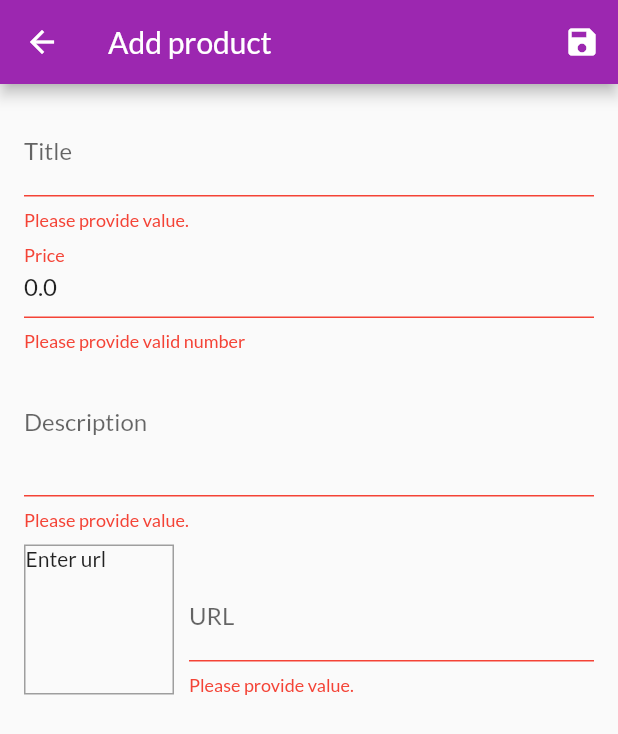
After one commit to Laurenxo/shop-app, a Flutter app: the EditProductScreen screen opened by its route, after a tap on the "save" icon, on a phone screen of 412 x 824 dp. The commit adds this screen. Shown: the top 734 px of the screen. Run offline on Flutter 3.47's test engine with Material 2 defaults, Android fonts, the phone set to English and light mode, and no system bars; network calls fail.

Commit message:
Update Product

```diff
--- a/lib/main.dart
+++ b/lib/main.dart
@@ -2,7 +2,9 @@ import 'package:flutter/material.dart';
 import 'package:provider/provider.dart';
 import 'package:shop_app/providers/order.dart';
 import 'package:shop_app/screens/cart_screen.dart';
+import 'package:shop_app/screens/edit_product_screen.dart';
 import 'package:shop_app/screens/order_screen.dart';
+import 'package:shop_app/screens/user_product_screen.dart';
 
 import 'screens/product_overview_screen.dart';
 import './screens/product_detail_screen.dart';
@@ -36,6 +38,7 @@ class MyApp extends StatelessWidget {
         theme: ThemeData(
           primarySwatch: Colors.purple,
           accentColor: Colors.deepOrange,
+          errorColor: Colors.red,
           fontFamily: 'Lato',
         ),
         home: const ProductOverviewScreen(),
@@ -43,6 +46,8 @@ class MyApp extends StatelessWidget {
           ProductDetailScreen.routeName: (ctx) => const ProductDetailScreen(),
           CartScreen.routeName: (ctx) => const CartScreen(),
           OrderScreen.routeName: (ctx) => const OrderScreen(),
+          UserProductScreen.routeName: (ctx) =>  const UserProductScreen(),
+          EditProductScreen.routeName: (ctx) => const EditProductScreen(),
         },
       ),
     );
--- a/lib/providers/products.dart
+++ b/lib/providers/products.dart
@@ -41,7 +41,7 @@ class Products with ChangeNotifier {
     return [..._items];
   }
 
-    List<Product> get favoriteItems {
+  List<Product> get favoriteItems {
     return _items.where((element) => element.isFavorite).toList();
   }
 
@@ -49,8 +49,22 @@ class Products with ChangeNotifier {
     return _items.firstWhere((element) => element.id == id);
   }
 
-  void addProduct() {
-    // _items.add(value);
+  void addProduct(Product product) {
+    _items.add(
+      Product(
+        id: DateTime.now().toString(),
+        title: product.title,
+        description: product.description,
+        price: product.price,
+        imageUrl: product.imageUrl,
+      ),
+    );
+    notifyListeners();
+  }
+
+  void updateProduct(Product product) {
+    var index = _items.indexWhere((item) => item.id == product.id);
+    _items[index] = product;
     notifyListeners();
   }
 }
--- /dev/null
+++ b/lib/screens/edit_product_screen.dart
@@ -0,0 +1,253 @@
+import 'package:flutter/material.dart';
+import 'package:provider/provider.dart';
+import 'package:shop_app/providers/product.dart';
+import 'package:shop_app/providers/products.dart';
+
+class EditProductScreen extends StatefulWidget {
+  static String routeName = '/edit-product';
+
+  const EditProductScreen({Key? key}) : super(key: key);
+
+  @override
+  State<EditProductScreen> createState() => _EditProductScreenState();
+}
+
+class _EditProductScreenState extends State<EditProductScreen> {
+  final _priceFocusNode = FocusNode();
+  final _descriptionFocusNode = FocusNode();
+  final _imageURLController = TextEditingController();
+  final _formKey = GlobalKey<FormState>();
+  var _editedProduct = Product(
+    id: '',
+    title: '',
+    description: '',
+    price: 0,
+    imageUrl: '',
+  );
+
+  var _initProduct = Product(
+    id: '',
+    title: '',
+    description: '',
+    price: 0,
+    imageUrl: '',
+    isFavorite: false,
+  );
+
+  bool _isInit = true;
+
+  @override
+  void dispose() {
+    _priceFocusNode.dispose();
+    _descriptionFocusNode.dispose();
+    _imageURLController.dispose();
+    super.dispose();
+  }
+
+  @override
+  void didChangeDependencies() {
+    if (_isInit && ModalRoute.of(context)!.settings.arguments != null) {
+      String productId = ModalRoute.of(context)!.settings.arguments as String;
+      final Products products = Provider.of<Products>(context);
+      if (productId != '') {
+        Product product = products.findProductById(productId);
+        _initProduct = Product(
+          id: product.id,
+          title: product.title,
+          description: product.description,
+          price: product.price,
+          imageUrl: product.imageUrl,
+          isFavorite: product.isFavorite,
+        );
+
+        _editedProduct = product;
+
+        _imageURLController.text = product.imageUrl;
+      }
+
+      _isInit = false;
+    }
+    super.didChangeDependencies();
+  }
+
+  void _formSave() {
+    bool isValid = _formKey.currentState!.validate();
+
+    if (!isValid) {
+      return;
+    }
+
+    _formKey.currentState!.save();
+    final products = Provider.of<Products>(
+      context,
+      listen: false,
+    );
+    if (_editedProduct.id == '') {
+      products.addProduct(_editedProduct);
+    } else {
+      products.updateProduct(_editedProduct);
+    }
+    Navigator.of(context).pop();
+  }
+
+  @override
+  Widget build(BuildContext context) {
+    return Scaffold(
+      appBar: AppBar(
+        title: Text(_editedProduct.id != '' ? 'Edit product' : 'Add product'),
+        actions: [
+          IconButton(
+            onPressed: _formSave,
+            icon: const Icon(Icons.save),
+          ),
+        ],
+      ),
+      body: Padding(
+        padding: const EdgeInsets.all(16.0),
+        child: Form(
+          key: _formKey,
+          // onChanged: _formSave,
+          child: ListView(
+            children: [
+              TextFormField(
+                initialValue: _initProduct.title,
+                decoration: const InputDecoration(labelText: 'Title'),
+                textInputAction: TextInputAction.newline,
+                onFieldSubmitted: (_) {
+                  FocusScope.of(context).requestFocus(_priceFocusNode);
+                },
+                validator: (value) {
+                  if (value!.isEmpty) {
+                    return 'Please provide value.';
+                  }
+                },
+                onSaved: (String? value) {
+                  _editedProduct = Product(
+                    title: value.toString(),
+                    description: _editedProduct.description,
+                    price: _editedProduct.price,
+                    imageUrl: _editedProduct.description,
+                    id: _editedProduct.id,
+                    isFavorite: _editedProduct.isFavorite,
+                  );
+                },
+              ),
+              TextFormField(
+                initialValue: _initProduct.price.toString(),
+                decoration: const InputDecoration(labelText: 'Price'),
+                textInputAction: TextInputAction.newline,
+                keyboardType: TextInputType.number,
+                focusNode: _priceFocusNode,
+                onFieldSubmitted: (_) {
+                  FocusScope.of(context).requestFocus(_descriptionFocusNode);
+                },
+                validator: (value) {
+                  if (value!.isEmpty) {
+                    return 'Please provide value.';
+                  }
+
+                  if (double.tryParse(value) == null) {
+                    return 'Please provide valid number';
+                  }
+
+                  if (double.parse(value) <= 0) {
+                    return 'Please provide valid number';
+                  }
+                },
+                onSaved: (String? value) {
+                  _editedProduct = Product(
+                    title: _editedProduct.title,
+                    description: _editedProduct.description,
+                    price: double.parse(value!),
+                    imageUrl: _editedProduct.description,
+                    id: _editedProduct.id,
+                    isFavorite: _editedProduct.isFavorite,
+                  );
+                },
+              ),
+              TextFormField(
+                initialValue: _initProduct.description,
+                decoration: const InputDecoration(labelText: 'Description'),
+                keyboardType: TextInputType.multiline,
+                maxLines: 3,
+                focusNode: _descriptionFocusNode,
+                validator: (value) {
+                  if (value!.isEmpty) {
+                    return 'Please provide value.';
+                  }
+
+                  if (value.length < 10) {
+                    return 'Please provide at least 10 characters';
+                  }
+                },
+                onSaved: (String? value) {
+                  _editedProduct = Product(
+                    title: _editedProduct.title,
+                    description: value.toString(),
+                    price: _editedProduct.price,
+                    imageUrl: _editedProduct.imageUrl,
+                    id: _editedProduct.id,
+                    isFavorite: _editedProduct.isFavorite,
+                  );
+                },
+              ),
+              Row(
+                crossAxisAlignment: CrossAxisAlignment.end,
+                children: [
+                  Container(
+                    width: 100,
+                    height: 100,
+                    margin: const EdgeInsets.only(top: 10, right: 10),
+                    decoration: BoxDecoration(
+                      border: Border.all(color: Colors.grey),
+                    ),
+                    child: _imageURLController.text.isEmpty
+                        ? const Text('Enter url')
+                        : Image.network(_imageURLController.text),
+                  ),
+                  Expanded(
+                    child: TextFormField(
+                      decoration: const InputDecoration(labelText: 'URL '),
+                      keyboardType: TextInputType.url,
+                      textInputAction: TextInputAction.done,
+                      controller: _imageURLController,
+                      onFieldSubmitted: (_) {
+                        _formSave();
+                      },
+                      validator: (value) {
+                        if (value!.isEmpty) {
+                          return 'Please provide value.';
+                        }
+
+                        if (!value.startsWith('http') &&
+                            !value.startsWith('https')) {
+                          return 'Please provide valid url';
+                        }
+
+                        if (!value.endsWith('.png') &&
+                            !value.endsWith('.jpg') &&
+                            !value.endsWith('.jpeg')) {
+                          return 'Please provide valid image';
+                        }
+                      },
+                      onSaved: (value) {
+                        _editedProduct = Product(
+                          title: _editedProduct.title,
+                          description: _editedProduct.description,
+                          price: _editedProduct.price,
+                          imageUrl: value.toString(),
+                          id: _editedProduct.id,
+                          isFavorite: _editedProduct.isFavorite,
+                        );
+                      },
+                    ),
+                  ),
+                ],
+              )
+            ],
+          ),
+        ),
+      ),
+    );
+  }
+}
```
Also changed, not shown: lib/providers/cart.dart (+18 -0 lines), lib/screens/user_product_screen.dart (added, +45 -0 lines), lib/widgets/app_drawer.dart (+11 -0 lines), lib/widgets/cart_item.dart (+24 -0 lines), lib/widgets/product_item.dart (+14 -0 lines), lib/widgets/user_product_item.dart (added, +50 -0 lines).
